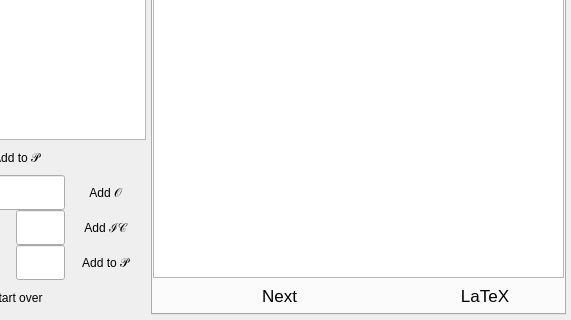
First picture: the form in ui/main.ui, repository theShirNick/WCS, before the edit; both pictures show x 118 to 689 and y 100 to 420 of the 689 by 420 pixel window.
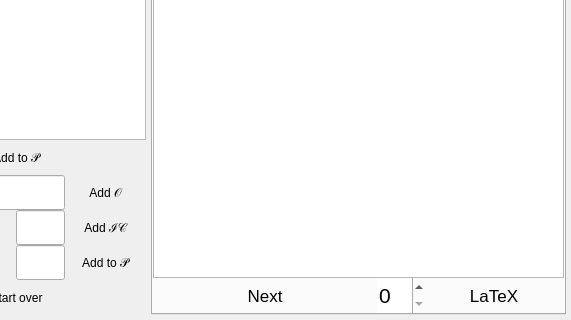
Second picture: the form after the edit. The open tabs and pages were chosen to show the change.

```diff
--- a/ui/main.ui
+++ b/ui/main.ui
@@ -712,7 +712,7 @@
          </widget>
         </item>
         <item>
-         <layout class="QHBoxLayout" name="horizontalLayout_4" stretch="8,5">
+         <layout class="QHBoxLayout" name="horizontalLayout_4" stretch="8,0,5">
           <item>
            <widget class="QPushButton" name="to_x_button">
             <property name="enabled">
@@ -740,6 +740,28 @@
             </property>
            </widget>
           </item>
+          <item>
+           <widget class="QSpinBox" name="spinBox">
+            <property name="sizePolicy">
+             <sizepolicy hsizetype="Minimum" vsizetype="Fixed">
+              <horstretch>0</horstretch>
+              <verstretch>0</verstretch>
+             </sizepolicy>
+            </property>
+            <property name="minimumSize">
+             <size>
+              <width>0</width>
+              <height>35</height>
+             </size>
+            </property>
+            <property name="toolTip">
+             <string>Maximum explanation length</string>
+            </property>
+            <property name="frame">
+             <bool>false</bool>
+            </property>
+           </widget>
+          </item>
           <item>
            <widget class="QPushButton" name="phi_latex">
             <property name="minimumSize">
```
Left out of the diff: 2 changed lines with no effect on the pictures.
